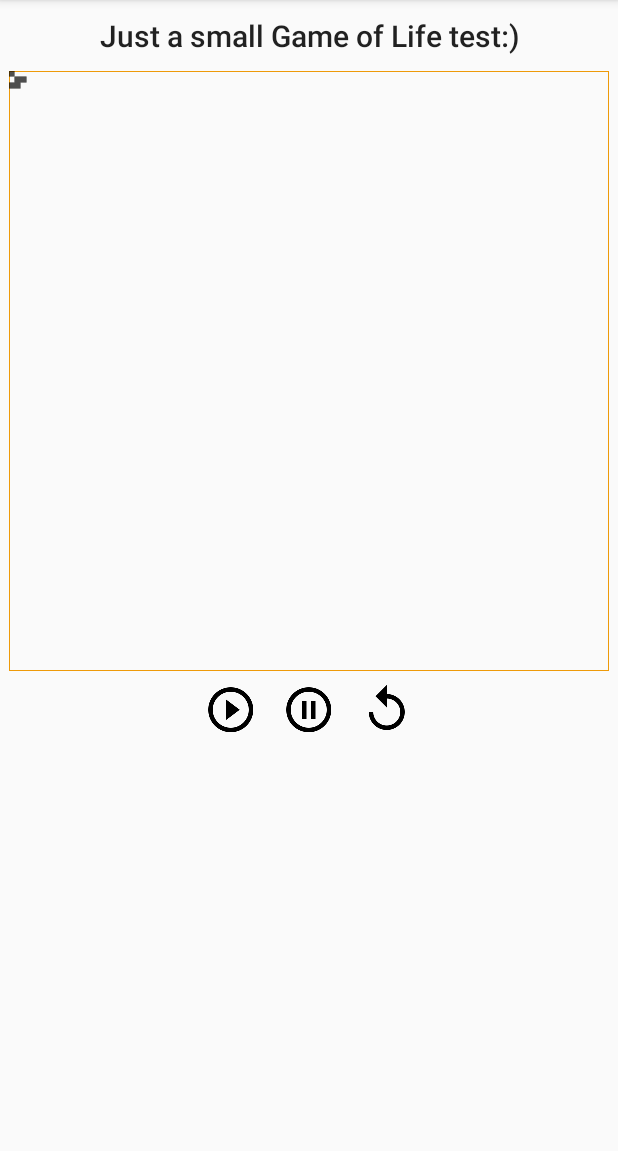
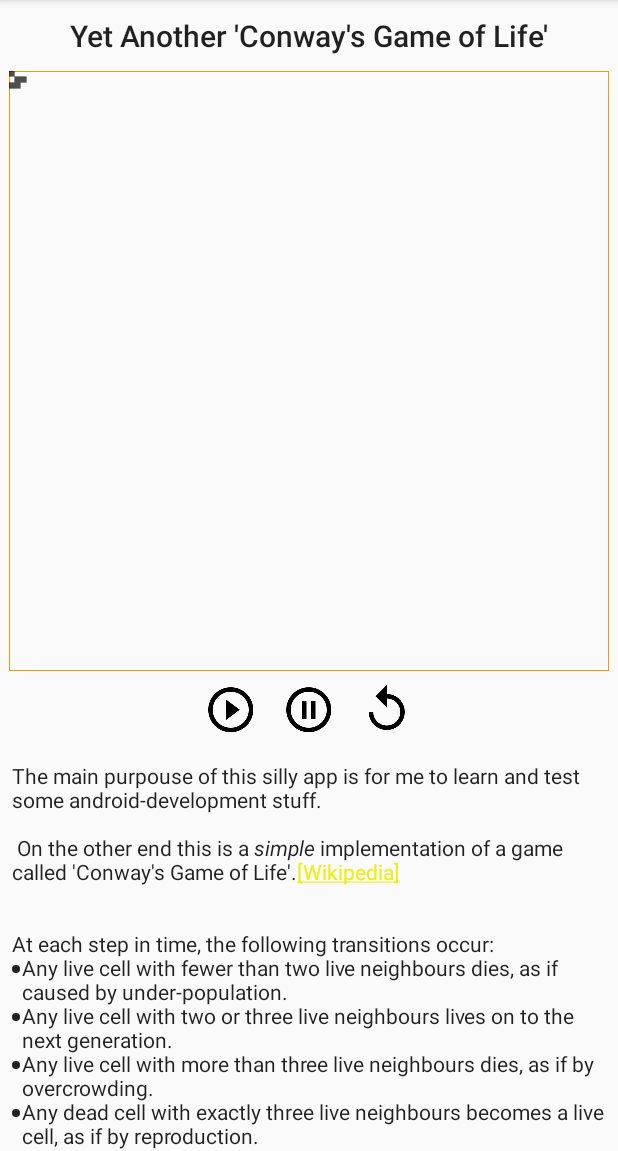
Before and after one commit to fpezzato/yagol, an Android app: the screen it shows after launch (MainActivity), on a phone screen of 412 x 824 dp, the part 85-1236 px from its top. Run offline under Robolectric (Android 15) with nearby library versions, the phone set to English and light mode, and no system bars; our stand-ins replace ButterKnife.

Commit message:
Add a game description.

```diff
--- a/app/src/main/java/org/fpezzato/yagol/MainActivity.java
+++ b/app/src/main/java/org/fpezzato/yagol/MainActivity.java
@@ -1,11 +1,19 @@
 package org.fpezzato.yagol;
 
 import android.os.Bundle;
+import android.support.annotation.StringRes;
 import android.support.v7.app.AppCompatActivity;
 import android.support.v7.widget.Toolbar;
+import android.text.SpannableStringBuilder;
+import android.text.Spanned;
+import android.text.method.LinkMovementMethod;
+import android.text.style.BulletSpan;
+import android.text.style.StyleSpan;
+import android.text.style.URLSpan;
 import android.view.Menu;
 import android.view.MenuItem;
 import android.view.View;
+import android.widget.TextView;
 
 import com.google.common.base.Preconditions;
 
@@ -13,6 +21,8 @@ import org.fpezzato.yagol.mvp.MvpState;
 
 import butterknife.ButterKnife;
 import butterknife.InjectView;
+
+import static android.graphics.Typeface.ITALIC;
 
 public class MainActivity extends AppCompatActivity implements MainActivityView {
 
@@ -32,6 +42,9 @@ public class MainActivity extends AppCompatActivity implements MainActivityView
 
 	@InjectView(R.id.controller_reset)
 	View mReset;
+
+	@InjectView(R.id.activity_main_game_description)
+	TextView mGameDescription;
 
 	public MainActivity withPresenter(MainActivityPresenter presenter) {
 		this.mPresenter = presenter;
@@ -60,13 +73,15 @@ public class MainActivity extends AppCompatActivity implements MainActivityView
 				getPresenter().pauseGame();
 			}
 		});
-
 		mReset.setOnClickListener(new View.OnClickListener() {
 			@Override
 			public void onClick(View v) {
 				getPresenter().resetGame();
 			}
 		});
+
+		mGameDescription.setMovementMethod(LinkMovementMethod.getInstance());
+		mGameDescription.setText(formatGameDescription());
 
 		getPresenter().initialize(this, new MvpState(savedInstanceState));
 
@@ -125,5 +140,49 @@ public class MainActivity extends AppCompatActivity implements MainActivityView
 		mMatrixView.setData(matrix);
 	}
 
+	private SpannableStringBuilder formatGameDescription() {
+		final StyleSpan italic = new StyleSpan(ITALIC);
+
+		SpannableStringBuilder stringBuilder = new SpannableStringBuilder();
+		String s0 = getString(R.string.main_activity_game_description_0);
+		stringBuilder.append(s0);
+		String s1 = getString(R.string.main_activity_game_description_1);
+		stringBuilder.append(s1);
+		stringBuilder.setSpan(italic, s0.length(), stringBuilder.length(), Spanned.SPAN_INCLUSIVE_EXCLUSIVE);
+
+		String s2 = getString(R.string.main_activity_game_description_2);
+		stringBuilder.append(s2);
+
+		String s3 = getString(R.string.main_activity_game_description_3);
+		stringBuilder.append(s3);
+		stringBuilder.setSpan(new URLSpan(getString(R.string.main_activity_game_description_3_url))
+			, stringBuilder.length() - s3.length(), stringBuilder.length(), Spanned.SPAN_INCLUSIVE_EXCLUSIVE);
+
+		stringBuilder.append("\n\n\n");
+		String s4 = getString(R.string.main_activity_game_description_4);
+		stringBuilder.append(s4);
+
+		addBulletSpan(stringBuilder,
+			R.string.main_activity_game_description_5_li1,
+			R.string.main_activity_game_description_5_li2,
+			R.string.main_activity_game_description_5_li3,
+			R.string.main_activity_game_description_5_li4);
+
+
+		return stringBuilder;
+
+	}
+
+	private void addBulletSpan(SpannableStringBuilder stringBuilder, @StringRes int...values){
+
+		for(int value : values) {
+			stringBuilder.append("\n");
+			String s = getString(value);
+			stringBuilder.append(s);
+			stringBuilder.setSpan(new BulletSpan(), stringBuilder.length() - s.length(), stringBuilder.length(), Spanned.SPAN_INCLUSIVE_EXCLUSIVE);
+
+		}
+
+	}
 
 }
--- a/app/src/main/res/layout/activity_main.xml
+++ b/app/src/main/res/layout/activity_main.xml
@@ -13,6 +13,7 @@
             android:layout_width="match_parent"
             android:layout_height="wrap_content"
             android:orientation="vertical">
+
             <TextView
                 android:text="@string/main_activity_info"
                 android:layout_width="match_parent"
@@ -20,15 +21,24 @@
                 android:layout_marginBottom="10dp"
                 android:layout_marginTop="10dp"
                 style="@style/Base.TextAppearance.AppCompat.Title"
-                android:gravity="center_horizontal"
-                />
+                android:gravity="center_horizontal" />
 
             <org.fpezzato.yagol.MatrixView android:id="@+id/activity_main_matrix"
                                            android:layout_width="0dp" android:layout_height="0dp"
                                            android:layout_gravity="center_horizontal"
-                android:padding="30dp"
-                />
+                                           android:padding="30dp"/>
+
             <include layout="@layout/view_matrix_controller"/>
+
+            <TextView
+
+                style="@style/Base.TextAppearance.AppCompat.Body1"
+                android:padding="@dimen/small"
+                android:id="@+id/activity_main_game_description"
+                      android:layout_width="match_parent"
+                      android:layout_height="wrap_content"/>
+
+            <View android:layout_width="match_parent" android:layout_height="1dp"/>
 
 
         </LinearLayout>
--- a/app/src/main/res/values/colors.xml
+++ b/app/src/main/res/values/colors.xml
@@ -3,4 +3,6 @@
     <color name="primary">#eea825</color>
     <color name="primary_dark">#ee9a09</color>
     <color name="accent">#edee11</color>
+    <color name="grey_1">#b3b3b3</color>
+
 </resources>
--- /dev/null
+++ b/app/src/main/res/values/palette.xml
@@ -0,0 +1,4 @@
+<?xml version="1.0" encoding="utf-8"?>
+<resources>
+    <color name="divider">@color/primary_dark</color>
+</resources>
--- a/app/src/main/res/values/strings.xml
+++ b/app/src/main/res/values/strings.xml
@@ -1,6 +1,20 @@
 <resources>
     <string name="app_name">Yagol</string>
 
-    <string name="main_activity_info">Just a small Game of Life test:)</string>
+    <string name="main_activity_info">Yet Another \'Conway\'s Game of Life\'</string>
+    <string name="main_activity_game_description_0">The main purpouse of this silly app is for me to learn and test some android-development stuff. \n\n On the other end this is a
+    </string>
+    <string name="main_activity_game_description_1">" simple "</string>
+    <string name="main_activity_game_description_2">implementation of a game called \'Conway\'s Game of Life\'.
+    </string>
+    <string name="main_activity_game_description_3">[Wikipedia]</string>
+    <string name="main_activity_game_description_3_url">https://goo.gl/Uys8G6</string>
+    <string name="main_activity_game_description_4">At each step in time, the following transitions occur:</string>
+    <string name="main_activity_game_description_5_li1">Any live cell with fewer than two live neighbours dies, as if caused by under-population.</string>
+    <string name="main_activity_game_description_5_li2">Any live cell with two or three live neighbours lives on to the next generation.</string>
+    <string name="main_activity_game_description_5_li3">Any live cell with more than three live neighbours dies, as if by overcrowding.</string>
+    <string name="main_activity_game_description_5_li4">Any dead cell with exactly three live neighbours becomes a live cell, as if by reproduction.</string>
+
+
     <string name="action_settings">Settings</string>
 </resources>
```
